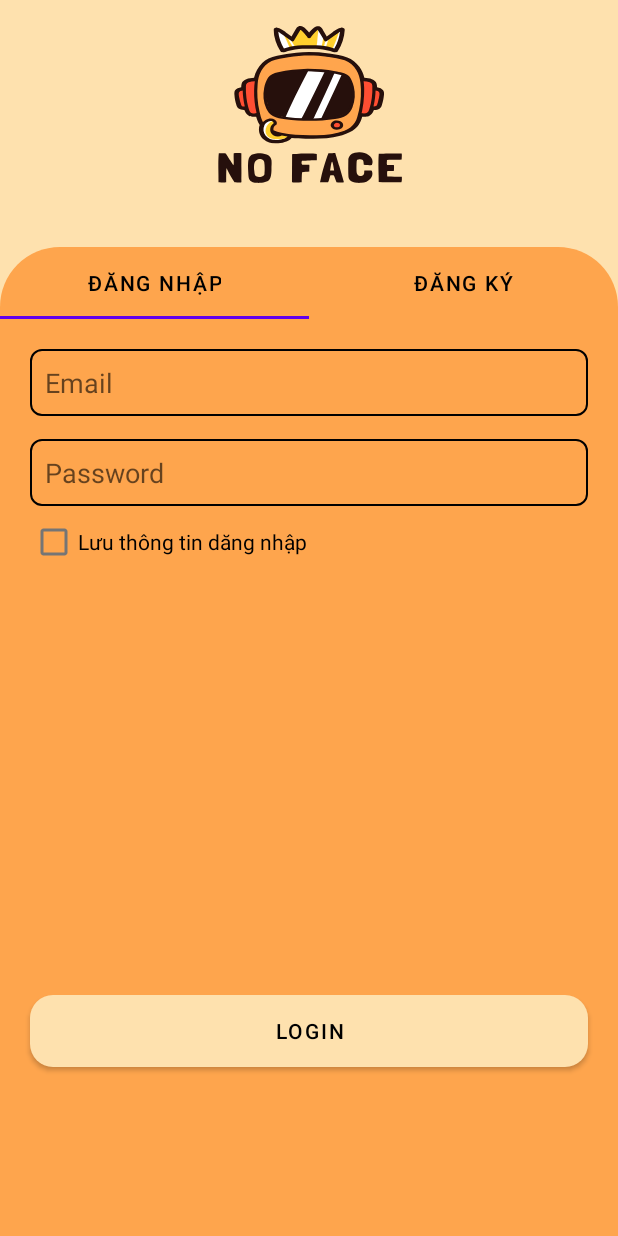
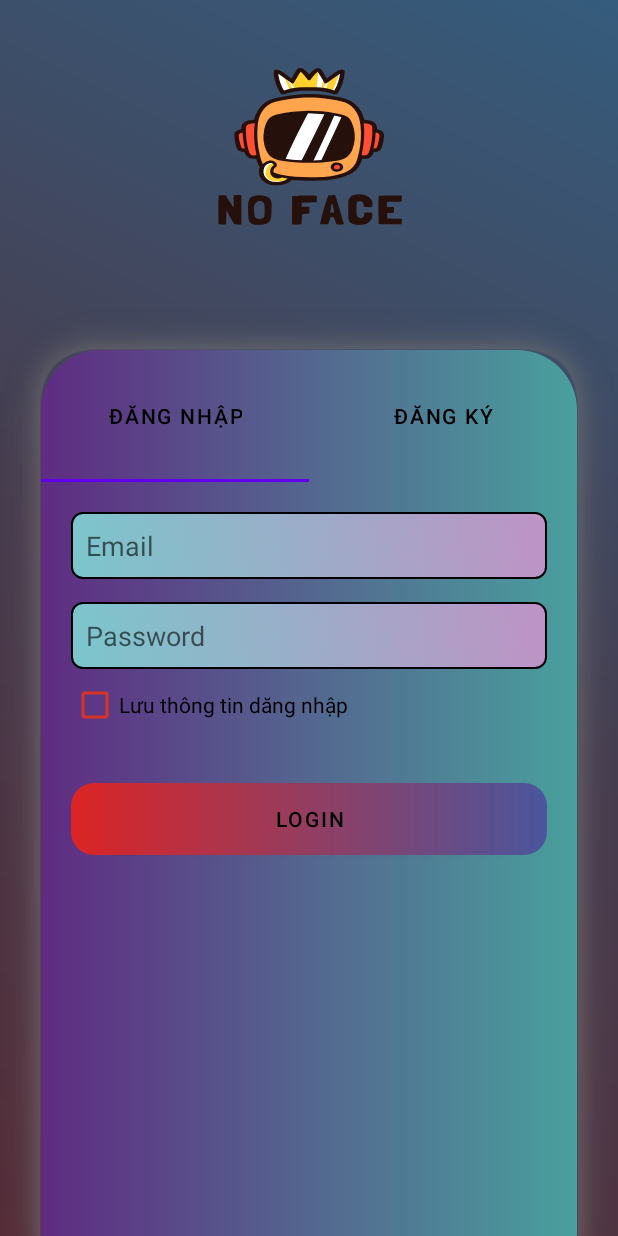
Before and after one commit to MinhHoanggggg/NOFACE, an Android app: the screen it shows after launch (LoginActivity), on a phone screen of 412 x 824 dp. Run offline under Robolectric (Android 15) with nearby library versions, the phone set to English and light mode, and no system bars.

Commit message:
Update giao dien dang nhap

```diff
--- a/app/src/main/res/drawable-v24/custom1.xml
+++ /dev/null
@@ -1,8 +0,0 @@
-<?xml version="1.0" encoding="utf-8"?>
-<shape xmlns:android="http://schemas.android.com/apk/res/android"
-    xmlns:app="http://schemas.android.com/apk/res-auto"
-    android:shape="rectangle">
-    <solid android:color="#fea54d"/>
-    <corners android:topLeftRadius="40dp"
-        android:topRightRadius="40dp" />
-</shape>
--- a/app/src/main/res/drawable-v24/custom_btn.xml
+++ b/app/src/main/res/drawable-v24/custom_btn.xml
@@ -1,5 +1,7 @@
 <?xml version="1.0" encoding="utf-8"?>
 <shape xmlns:android="http://schemas.android.com/apk/res/android">
     <corners android:radius="15dp"/>
-    <solid android:color="#fee1ae"/>
+    <gradient
+        android:startColor="#DC2424"
+        android:endColor="#4A569D"/>
 </shape>
--- a/app/src/main/res/drawable-v24/custom_edt.xml
+++ b/app/src/main/res/drawable-v24/custom_edt.xml
@@ -2,7 +2,9 @@
 <selector xmlns:android="http://schemas.android.com/apk/res/android">
     <item>
         <shape android:shape="rectangle">
-            <solid android:color="#fea54d"/>
+            <gradient android:angle="225"
+                android:startColor="#BE93C5"
+                android:endColor="#7BC6CC"/>
             <stroke
                 android:color="@color/black"
                 android:width="1dp"
--- /dev/null
+++ b/app/src/main/res/drawable-v24/custom_page.xml
@@ -0,0 +1,13 @@
+<?xml version="1.0" encoding="utf-8"?>
+<layer-list xmlns:android="http://schemas.android.com/apk/res/android">
+
+    <item>
+        <shape android:shape="rectangle">
+
+            <gradient android:startColor="#5f2c82"
+                android:endColor="#49a09d"/>
+
+                </shape>
+
+    </item>
+</layer-list>
--- /dev/null
+++ b/app/src/main/res/drawable/custom_bg.xml
@@ -0,0 +1,9 @@
+<?xml version="1.0" encoding="utf-8"?>
+<shape xmlns:android="http://schemas.android.com/apk/res/android"
+    android:shape="rectangle">
+    <gradient android:angle="225"
+        android:startColor="#355C7D"
+        android:centerColor="#473E50"
+        android:endColor="#552E39"/>
+
+</shape>
--- /dev/null
+++ b/app/src/main/res/drawable/custom_login.xml
@@ -0,0 +1,12 @@
+<layer-list xmlns:android="http://schemas.android.com/apk/res/android">
+    <item android:drawable="@drawable/shadow_login"/>
+    <item>
+
+        <shape android:shape="rectangle">
+
+
+
+        </shape>
+
+    </item>
+</layer-list>
--- /dev/null
+++ b/app/src/main/res/drawable/custom_table.xml
@@ -0,0 +1,9 @@
+<?xml version="1.0" encoding="utf-8"?>
+<shape android:shape="rectangle"
+    xmlns:android="http://schemas.android.com/apk/res/android">
+    <corners android:topLeftRadius="40dp"
+        android:topRightRadius="40dp" />
+
+    <gradient android:startColor="#5f2c82"
+        android:endColor="#49a09d"/>
+</shape>
--- a/app/src/main/res/layout/activity_login.xml
+++ b/app/src/main/res/layout/activity_login.xml
@@ -1,53 +1,55 @@
 <?xml version="1.0" encoding="utf-8"?>
-<androidx.constraintlayout.widget.ConstraintLayout xmlns:android="http://schemas.android.com/apk/res/android"
+<androidx.appcompat.widget.LinearLayoutCompat xmlns:android="http://schemas.android.com/apk/res/android"
     xmlns:app="http://schemas.android.com/apk/res-auto"
     xmlns:tools="http://schemas.android.com/tools"
     android:layout_width="match_parent"
     android:layout_height="match_parent"
-    tools:context=".LoginActivity">
-    <ImageView
-        android:id="@+id/imageView"
+    tools:context=".LoginActivity"
+    android:background="@drawable/custom_bg"
+    android:orientation="vertical">
+    <!--    <ImageView-->
+    <!--        android:id="@+id/imageView"-->
+    <!--        android:layout_width="match_parent"-->
+    <!--        android:layout_height="0dp"-->
+    <!--        android:background="@drawable/custom_bg"-->
+    <!--        app:layout_constraintHeight_percent="0.25"-->
+    <!--        app:layout_constraintHorizontal_bias="0.0"-->
+    <!--        app:layout_constraintLeft_toLeftOf="parent"-->
+    <!--        app:layout_constraintRight_toRightOf="parent"-->
+    <!--        app:layout_constraintTop_toTopOf="parent"-->
+    <!--        app:layout_constraintBottom_toTopOf="@id/constraint2"/>-->
+
+    <LinearLayout
         android:layout_width="match_parent"
         android:layout_height="0dp"
-        android:background="#fee1ae"
-        app:layout_constraintHeight_percent="0.25"
-        app:layout_constraintHorizontal_bias="0.0"
-        app:layout_constraintLeft_toLeftOf="parent"
-        app:layout_constraintRight_toRightOf="parent"
-        app:layout_constraintTop_toTopOf="parent" />
+        android:layout_weight="0.25"
+        android:gravity="center"
+        >
+        <ImageView
+            android:id="@+id/logo"
+            android:layout_width="200dp"
+            android:layout_height="150dp"
+            android:background="@drawable/ic_logo"
+            />
+    </LinearLayout>
 
-    <ImageView
-        android:id="@+id/logo"
-        android:layout_width="200dp"
-        android:layout_height="150dp"
-        android:background="@drawable/ic_logo"
-        app:layout_constraintBottom_toBottomOf="parent"
-        app:layout_constraintHeight_percent="0.3"
-        app:layout_constraintLeft_toLeftOf="parent"
-        app:layout_constraintRight_toRightOf="parent"
-        app:layout_constraintTop_toTopOf="parent"
-        app:layout_constraintVertical_bias="0.0" />
 
-    <androidx.constraintlayout.widget.ConstraintLayout
+    <androidx.appcompat.widget.LinearLayoutCompat
         android:layout_width="match_parent"
+        android:layout_weight="0.75"
         android:layout_height="0dp"
-        app:layout_constraintLeft_toLeftOf="parent"
-        app:layout_constraintRight_toRightOf="parent"
-        app:layout_constraintTop_toTopOf="parent"
-        app:layout_constraintBottom_toBottomOf="parent"
-        app:layout_constraintHeight_percent="0.8"
-        app:layout_constraintVertical_bias="1">
+        android:id="@+id/constraint2"
+        android:orientation="vertical"
+        android:background="@drawable/shadow_login"
+        >
         <com.google.android.material.tabs.TabLayout
             android:id="@+id/tabLayout"
+            android:layout_weight="0.15"
             android:layout_width="match_parent"
-            android:layout_height="wrap_content"
-            android:background="@drawable/custom1"
-            app:layout_constraintLeft_toLeftOf="parent"
+            android:layout_height="0dp"
+            android:background="@drawable/custom_table"
             app:tabTextColor="@color/black"
-            app:layout_constraintRight_toRightOf="parent"
-            app:layout_constraintTop_toTopOf="parent"
-            app:layout_constraintBottom_toBottomOf="parent"
-            app:layout_constraintVertical_bias="0">
+            >
             <com.google.android.material.tabs.TabItem
                 android:id="@+id/tabLogin"
                 android:layout_width="wrap_content"
@@ -61,12 +63,10 @@
         </com.google.android.material.tabs.TabLayout>
         <androidx.viewpager2.widget.ViewPager2
             android:id="@+id/viewPager"
+            android:layout_weight="0.85"
             android:layout_width="match_parent"
             android:layout_height="0dp"
-            android:background="#fea54d"
-            app:layout_constraintTop_toBottomOf="@id/tabLayout"
-            app:layout_constraintLeft_toLeftOf="parent"
-            app:layout_constraintRight_toRightOf="parent"
-            app:layout_constraintBottom_toBottomOf="parent"/>
-    </androidx.constraintlayout.widget.ConstraintLayout>
-</androidx.constraintlayout.widget.ConstraintLayout>
+            android:background="@drawable/custom_page"
+            />
+    </androidx.appcompat.widget.LinearLayoutCompat>
+</androidx.appcompat.widget.LinearLayoutCompat>
--- a/app/src/main/res/layout/layout_login.xml
+++ b/app/src/main/res/layout/layout_login.xml
@@ -34,6 +34,7 @@
         android:id="@+id/checkbox"
         android:text="Lưu thông tin dăng nhập"
         android:checked="false"
+        android:buttonTint="#D83428"
         android:layout_marginLeft="20dp"
         android:layout_marginRight="20dp"
         android:layout_width="wrap_content"
@@ -53,7 +54,7 @@
         android:layout_marginRight="20dp"
         app:layout_constraintLeft_toLeftOf="parent"
         app:layout_constraintRight_toRightOf="parent"
-        app:layout_constraintTop_toTopOf="parent"
+        app:layout_constraintTop_toBottomOf="@id/checkbox"
         app:layout_constraintBottom_toBottomOf="parent"
-        app:layout_constraintVertical_bias="0.8" />
+        app:layout_constraintVertical_bias="0.1" />
 </androidx.constraintlayout.widget.ConstraintLayout>
--- a/app/src/main/res/layout/layout_register.xml
+++ b/app/src/main/res/layout/layout_register.xml
@@ -56,7 +56,7 @@
         android:layout_marginRight="20dp"
         app:layout_constraintLeft_toLeftOf="parent"
         app:layout_constraintRight_toRightOf="parent"
-        app:layout_constraintTop_toTopOf="parent"
+        app:layout_constraintTop_toBottomOf="@id/edtREpass"
         app:layout_constraintBottom_toBottomOf="parent"
-        app:layout_constraintVertical_bias="0.8" />
+        app:layout_constraintVertical_bias="0.1" />
 </androidx.constraintlayout.widget.ConstraintLayout>
```
Also changed, not shown: app/src/main/res/drawable-v24/bg_login.jpg (deleted), app/src/main/res/drawable-v24/shadow_login.9.png (added).
